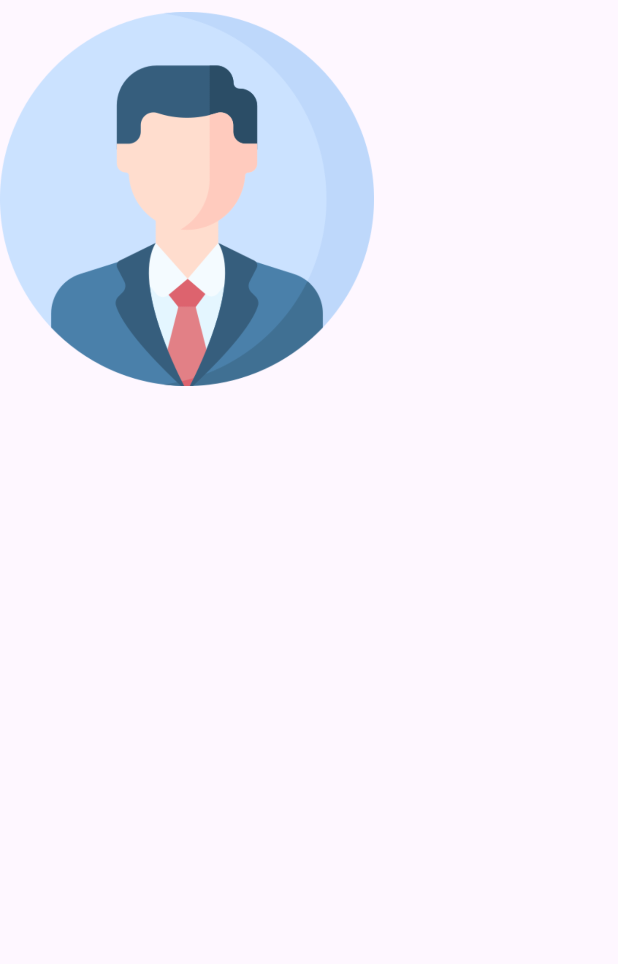
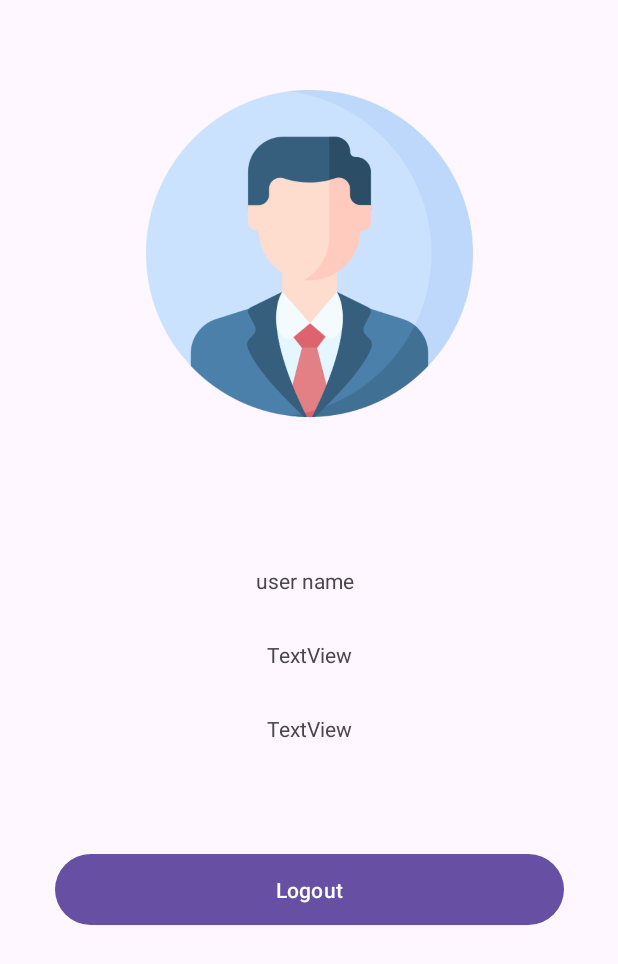
Before and after one commit to MooSayed1/treeApp, an Android app: the ProfileActivity screen opened directly, with no data from a screen before it, on a phone screen of 412 x 824 dp. Shown: the top 964 px of the screen. Run offline under Robolectric (Android 15) with nearby library versions, the phone set to English and light mode, and no system bars.

Commit message:
add profile activity

```diff
--- a/app/src/main/AndroidManifest.xml
+++ b/app/src/main/AndroidManifest.xml
@@ -17,7 +17,7 @@
         android:usesCleartextTraffic="true"
         tools:targetApi="31" >
         <activity
-            android:name=".prfile"
+            android:name=".ProfileActivity"
             android:exported="false" />
         <activity
             android:name=".item"
--- a/app/src/main/java/com/example/project/prfile.kt
+++ b/app/src/main/java/com/example/project/ProfileActivity.kt
@@ -3,7 +3,7 @@ package com.example.project
 import androidx.appcompat.app.AppCompatActivity
 import android.os.Bundle
 
-class prfile : AppCompatActivity() {
+class ProfileActivity : AppCompatActivity() {
     override fun onCreate(savedInstanceState: Bundle?) {
         super.onCreate(savedInstanceState)
         setContentView(R.layout.activity_prfile)
--- a/app/src/main/java/com/example/project/feed.kt
+++ b/app/src/main/java/com/example/project/feed.kt
@@ -1,6 +1,7 @@
 package com.example.project
 
 
+import android.annotation.SuppressLint
 import kotlinx.coroutines.Dispatchers
 import kotlinx.coroutines.launch
 import androidx.appcompat.app.AppCompatActivity
@@ -27,6 +28,7 @@ class feed : AppCompatActivity() {
     lateinit var recycler: RecyclerView
     lateinit var client: OkHttpClient
 
+    @SuppressLint("SuspiciousIndentation")
     override fun onCreate(savedInstanceState: Bundle?) {
         super.onCreate(savedInstanceState)
         setContentView(R.layout.activity_feed)
--- a/app/src/main/res/layout/activity_item.xml
+++ b/app/src/main/res/layout/activity_item.xml
@@ -18,7 +18,8 @@
 
         <androidx.constraintlayout.widget.ConstraintLayout
             android:layout_width="match_parent"
-            android:layout_height="match_parent">
+            android:layout_height="125dp"
+            android:foregroundTint="#0F0A0A">
 
 
             <de.hdodenhof.circleimageview.CircleImageView xmlns:app="http://schemas.android.com/apk/res-auto"
--- a/app/src/main/res/layout/activity_prfile.xml
+++ b/app/src/main/res/layout/activity_prfile.xml
@@ -5,13 +5,71 @@
     xmlns:app="http://schemas.android.com/apk/res-auto"
     android:layout_width="match_parent"
     android:layout_height="match_parent"
-    tools:context=".prfile">
+    tools:context=".ProfileActivity">
 
     <ImageView
         android:id="@+id/imageView5"
-        android:layout_width="249dp"
-        android:layout_height="265dp"
-        app:srcCompat="@drawable/myprof"
-        tools:layout_editor_absoluteX="69dp"
-        tools:layout_editor_absoluteY="30dp" />
+        android:layout_width="238dp"
+        android:layout_height="218dp"
+        android:layout_marginStart="80dp"
+        android:layout_marginTop="60dp"
+        android:layout_marginEnd="80dp"
+        android:layout_marginBottom="57dp"
+        app:layout_constraintBottom_toTopOf="@+id/name"
+        app:layout_constraintEnd_toEndOf="parent"
+        app:layout_constraintStart_toStartOf="parent"
+        app:layout_constraintTop_toTopOf="parent"
+        app:srcCompat="@drawable/myprof" />
+
+    <TextView
+        android:id="@+id/userhandel"
+        android:layout_width="wrap_content"
+        android:layout_height="wrap_content"
+        android:layout_marginStart="177dp"
+        android:layout_marginTop="30dp"
+        android:layout_marginEnd="177dp"
+        android:layout_marginBottom="73dp"
+        android:text="TextView"
+        app:layout_constraintBottom_toTopOf="@+id/age"
+        app:layout_constraintEnd_toEndOf="parent"
+        app:layout_constraintStart_toStartOf="parent"
+        app:layout_constraintTop_toBottomOf="@+id/name" />
+
+    <TextView
+        android:id="@+id/age"
+        android:layout_width="wrap_content"
+        android:layout_height="wrap_content"
+        android:layout_marginStart="177dp"
+        android:layout_marginTop="30dp"
+        android:layout_marginEnd="177dp"
+        android:text="TextView"
+        app:layout_constraintEnd_toEndOf="parent"
+        app:layout_constraintStart_toStartOf="parent"
+        app:layout_constraintTop_toBottomOf="@+id/userhandel" />
+
+    <TextView
+        android:id="@+id/name"
+        android:layout_width="wrap_content"
+        android:layout_height="wrap_content"
+        android:layout_marginTop="42dp"
+        android:layout_marginEnd="150dp"
+        android:text="user name"
+        app:layout_constraintBottom_toTopOf="@+id/userhandel"
+        app:layout_constraintEnd_toEndOf="parent"
+        app:layout_constraintHorizontal_bias="0.867"
+        app:layout_constraintStart_toStartOf="parent"
+        app:layout_constraintTop_toBottomOf="@+id/imageView5"
+        app:layout_constraintVertical_bias="0.394" />
+
+    <Button
+        android:id="@+id/logout"
+        android:layout_width="339dp"
+        android:layout_height="55dp"
+        android:layout_marginStart="160dp"
+        android:layout_marginTop="70dp"
+        android:layout_marginEnd="159dp"
+        android:text="Logout"
+        app:layout_constraintEnd_toEndOf="parent"
+        app:layout_constraintStart_toStartOf="parent"
+        app:layout_constraintTop_toBottomOf="@+id/age" />
 </androidx.constraintlayout.widget.ConstraintLayout>
```
